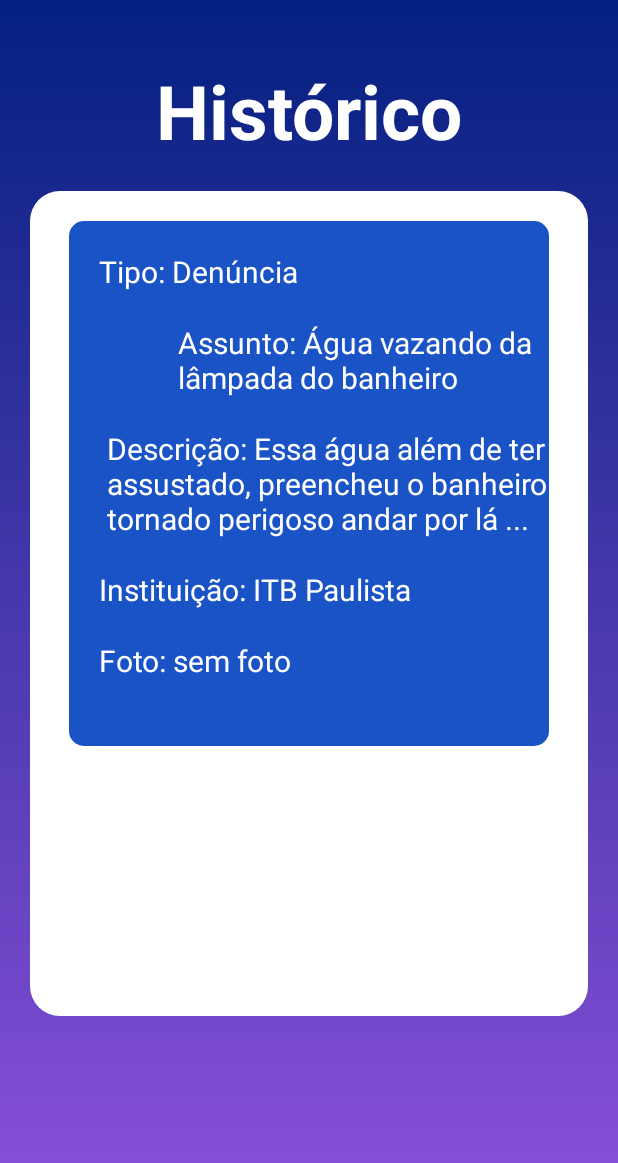
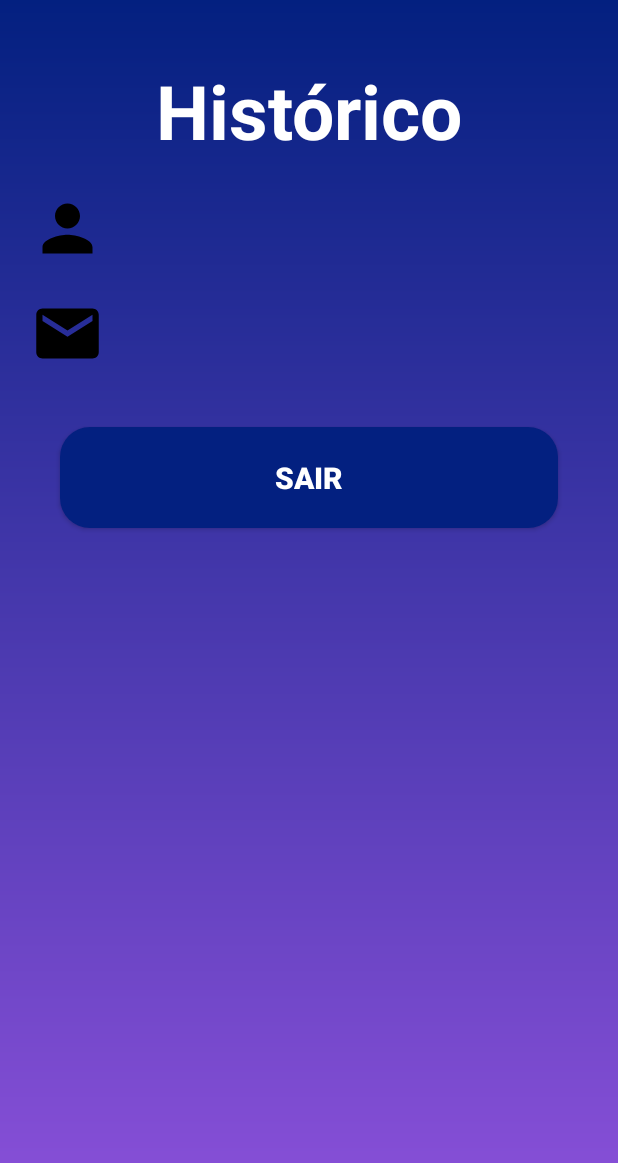
Before and after one commit to PaulinOitavo/AndroidStudioMiseravel, an Android app: the layout activity_historico.xml on its own in the app's theme, with its tools: preview values and no code run, on a phone screen of 412 x 824 dp. Shown: the top 1163 px of the screen. Run offline under Robolectric (Android 15) with nearby library versions, the phone set to English and light mode, and no system bars.

Commit message:
agua coca latao

```diff
--- a/app/build.gradle.kts
+++ b/app/build.gradle.kts
@@ -42,9 +42,15 @@ dependencies {
     androidTestImplementation("androidx.test.ext:junit:1.1.5")
     androidTestImplementation("androidx.test.espresso:espresso-core:3.5.1")
 
+
+
+    implementation("com.squareup.picasso:picasso:2.8")
+
     implementation(platform("com.google.firebase:firebase-bom:33.2.0"))
     implementation("com.google.firebase:firebase-auth:22.1.2")
     implementation("com.google.firebase:firebase-firestore:24.8.1")
+    implementation("com.github.bumptech.glide:glide:4.13.0")
+    annotationProcessor("com.github.bumptech.glide:compiler:4.13.0")
 
 
 }
--- /dev/null
+++ b/app/src/main/res/drawable/ic_leftarrow.xml
@@ -0,0 +1,5 @@
+<vector android:autoMirrored="true" android:height="24dp"
+    android:tint="#000000" android:viewportHeight="24"
+    android:viewportWidth="24" android:width="24dp" xmlns:android="http://schemas.android.com/apk/res/android">
+    <path android:fillColor="@android:color/white" android:pathData="M11.67,3.87L9.9,2.1 0,12l9.9,9.9 1.77,-1.77L3.54,12z"/>
+</vector>
--- a/app/src/main/res/layout/activity_cadastro.xml
+++ b/app/src/main/res/layout/activity_cadastro.xml
@@ -62,10 +62,10 @@
         />
 
     <androidx.appcompat.widget.AppCompatButton
+        android:id="@+id/bt_criarConta"
         style="@style/Button"
         android:text="Cadastrar"
-        android:layout_marginTop="50dp"
-        app:layout_constraintTop_toBottomOf="@id/containerComponents"
+        app:layout_constraintTop_toBottomOf="@id/edit_senha"
         app:layout_constraintStart_toStartOf="parent"
         app:layout_constraintEnd_toEndOf="parent"
         />
--- a/app/src/main/res/layout/activity_historico.xml
+++ b/app/src/main/res/layout/activity_historico.xml
@@ -6,6 +6,7 @@
     android:layout_height="match_parent"
     android:background="@drawable/background"
     tools:context=".Historico">
+
 
     <TextView
         android:id="@+id/texto_topo"
@@ -19,90 +20,67 @@
         app:layout_constraintTop_toTopOf="parent"
         />
 
-    <View
-        android:id="@+id/containerComponents"
-        style="@style/ContainerComponents"
-        android:layout_height="550dp"
+    <ImageView
+        android:id="@+id/icone_usuario"
+        android:layout_width="50dp"
+        android:layout_height="50dp"
+        android:src="@drawable/ic_user"
+        android:layout_marginTop="20dp"
+        android:layout_marginLeft="20dp"
+        app:layout_constraintTop_toBottomOf="@id/texto_topo"
+        app:layout_constraintStart_toStartOf="parent"
+    />
+    <TextView
+        android:id="@+id/nome_usuario"
+        android:layout_width="wrap_content"
+        android:layout_height="wrap_content"
+        android:text=""
+        android:textColor="@color/white"
+        android:textSize="20sp"
+        android:textStyle="bold"
+        android:layout_marginTop="30dp"
+        android:layout_marginLeft="20dp"
+        app:layout_constraintTop_toBottomOf="@id/texto_topo"
+        app:layout_constraintStart_toEndOf="@id/icone_usuario"
+        />
+
+    <ImageView
+        android:id="@+id/icone_email"
+        android:layout_width="50dp"
+        android:layout_height="50dp"
+        android:src="@drawable/ic_email"
+        android:layout_marginTop="20dp"
+        android:layout_marginLeft="20dp"
+        app:layout_constraintTop_toBottomOf="@id/icone_usuario"
+        app:layout_constraintStart_toStartOf="parent"
+        />
+    <TextView
+        android:id="@+id/email_usuario"
+        android:layout_width="wrap_content"
+        android:layout_height="wrap_content"
+        android:text=""
+        android:textColor="@color/white"
+        android:textSize="20sp"
+        android:textStyle="bold"
+        android:layout_marginTop="30dp"
+        android:layout_marginLeft="20dp"
+        app:layout_constraintTop_toBottomOf="@id/icone_usuario"
+        app:layout_constraintStart_toEndOf="@id/icone_email"
+        />
+
+    <androidx.appcompat.widget.AppCompatButton
+        android:id="@+id/bt_sair"
+        style="@style/Button"
+        android:text="SAIR"
+        android:layout_marginTop="50dp"
+        app:layout_constraintTop_toBottomOf="@id/email_usuario"
         app:layout_constraintStart_toStartOf="parent"
         app:layout_constraintEnd_toEndOf="parent"
-        app:layout_constraintTop_toBottomOf="@id/texto_topo"
-        />
-
-    <View
-        android:id="@+id/historico"
-        style="@style/ContainerHistoric"
-        android:layout_marginLeft="20dp"
-        android:layout_marginRight="20dp"
-        app:layout_constraintTop_toTopOf="@id/containerComponents"
-        app:layout_constraintStart_toStartOf="parent"
-        app:layout_constraintEnd_toEndOf="parent"
-        />
-
-    <TextView
-        android:id="@+id/historicoTipo"
-        style="@style/historicoTexto"
-        android:layout_width="wrap_content"
-        android:layout_height="wrap_content"
-        android:text="Tipo: Denúncia"
-        android:layout_margin="20dp"
-        app:layout_constraintStart_toStartOf="@id/historico"
-        app:layout_constraintStart_toEndOf="parent"
-        app:layout_constraintTop_toTopOf="@id/historico"
-        />
-
-    <TextView
-        android:id="@+id/historicoTipo2"
-        style="@style/historicoTexto"
-        android:layout_width="wrap_content"
-        android:layout_height="wrap_content"
-        android:text="Assunto: Água vazando da \nlâmpada do banheiro"
-        android:layout_marginTop="20dp"
-        android:layout_marginLeft="20dp"
-        app:layout_constraintStart_toStartOf="@id/historico"
-        app:layout_constraintEnd_toEndOf="parent"
-        app:layout_constraintTop_toBottomOf="@id/historicoTipo"
-        />
-
-    <TextView
-        android:id="@+id/historicoTipo3"
-        style="@style/historicoTexto"
-        android:layout_width="wrap_content"
-        android:layout_height="wrap_content"
-        android:text="Descrição: Essa água além de ter
-        \nassustado, preencheu o banheiro
-        \ntornado perigoso andar por lá ..."
-        android:layout_marginTop="20dp"
-        android:layout_marginLeft="20dp"
-        app:layout_constraintStart_toStartOf="@id/historico"
-        app:layout_constraintEnd_toEndOf="parent"
-        app:layout_constraintTop_toBottomOf="@id/historicoTipo2"
-        />
-
-    <TextView
-        android:id="@+id/historicoTipo4"
-        style="@style/historicoTexto"
-        android:layout_width="wrap_content"
-        android:layout_height="wrap_content"
-        android:text="Instituição: ITB Paulista"
-        android:layout_marginTop="20dp"
-        android:layout_marginLeft="20dp"
-        app:layout_constraintStart_toStartOf="@id/historico"
-        app:layout_constraintTop_toBottomOf="@id/historicoTipo3"
-        />
-
-    <TextView
-        android:id="@+id/historicoTipo5"
-        style="@style/historicoTexto"
-        android:layout_width="wrap_content"
-        android:layout_height="wrap_content"
-        android:text="Foto: sem foto"
-        android:layout_marginTop="20dp"
-        android:layout_marginLeft="20dp"
-        app:layout_constraintStart_toStartOf="@id/historico"
-        app:layout_constraintTop_toBottomOf="@id/historicoTipo4"
         />
 
 
 
 
+
+
 </androidx.constraintlayout.widget.ConstraintLayout>
```
Also changed, not shown: app/src/main/AndroidManifest.xml (+5 -5 lines), app/src/main/java/com/example/tcctela/Cadastro.java (+115 -6 lines), app/src/main/java/com/example/tcctela/Historico.java (+70 -0 lines), app/src/main/java/com/example/tcctela/Login.java (+104 -0 lines), app/src/main/res/layout/activity_login.xml (+7 -32 lines), app/src/main/res/drawable/logo.png, app/src/main/res/drawable/logoroxa.png (added).
